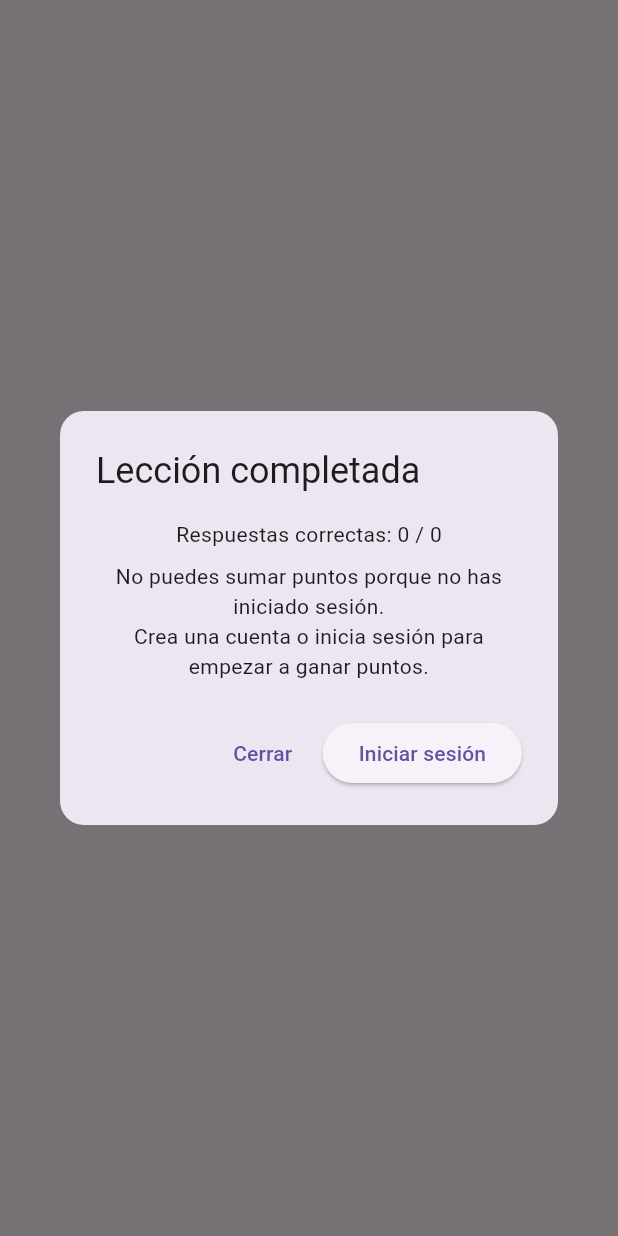
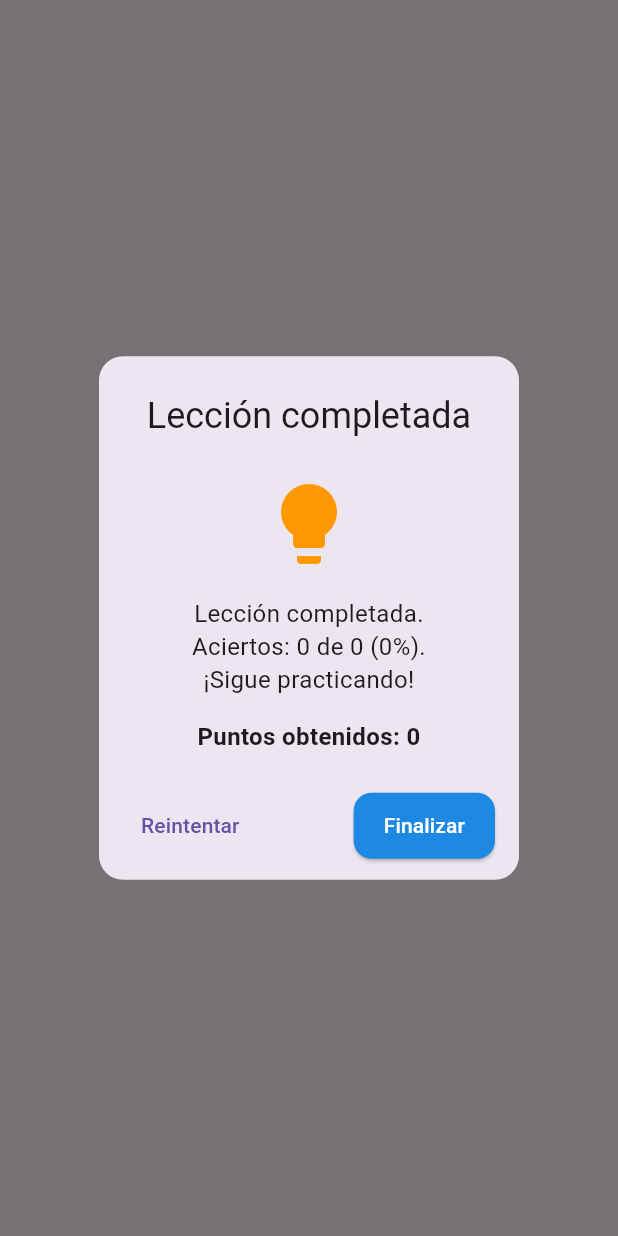
Before and after one commit to Jonialen/EduVial-Frontend, a Flutter app: what showLessonSummaryDialog() shows on an empty page, opened directly with empty values, on a phone screen of 412 x 824 dp. Run offline on Flutter 3.47's test engine with Material 3 defaults, Android fonts, the phone set to English and light mode, and no system bars; our stand-ins replace shared_preferences; accounts and stored records are empty; network calls fail.

Commit message:
Ranking welcoming screen fixed and bugs on the lesson summary fixed as well

```diff
--- a/lib/widgets/lesson_summary.dart
+++ b/lib/widgets/lesson_summary.dart
@@ -1,130 +1,134 @@
+// lib/widgets/lesson_summary.dart
 import 'package:flutter/material.dart';
 import 'package:eduvial/controllers/question_controller.dart';
 import 'package:eduvial/controllers/auth_controller.dart' as auth;
 
-/// Muestra el resumen de lección.
-/// - Si hay sesión (JWT válido): permite sumar puntos (finishAndSyncGuarded)
-/// - Si NO hay sesión: muestra mensaje de invitado y opciones:
-///     - Cerrar → vuelve al menú (usa onExit si lo pasas desde la pantalla)
-///     - Iniciar sesión → navega a '/login'
 Future<void> showLessonSummaryDialog(
     BuildContext context,
     QuestionController qc, {
       String title = 'Lección completada',
-      VoidCallback? onExit, // úsalo para volver al menú
+      String retryLabel = 'Reintentar',
+      Future<void> Function()? onRetry,
+      Future<void> Function()? onExit, // ← para volver al menú
     }) async {
-  return showDialog<void>(
+  // --- Métricas de la lección ---
+  final correctas = qc.scoreLesson;
+  final total = qc.total;
+  final puntos = qc.scoreLessonPoints;
+  final porcentaje = (total == 0) ? 0 : ((correctas / total) * 100).round();
+
+  String mensaje;
+  IconData icono;
+  Color colorIcono;
+
+  if (porcentaje == 100) {
+    mensaje = '¡Excelente! Respondiste correctamente las $total preguntas 🎉';
+    icono = Icons.emoji_events;
+    colorIcono = Colors.amber;
+  } else if (porcentaje >= 70) {
+    mensaje = '¡Buen trabajo! Aciertos: $correctas de $total ($porcentaje%) 💪';
+    icono = Icons.thumb_up;
+    colorIcono = Colors.green;
+  } else {
+    mensaje = 'Lección completada.\nAciertos: $correctas de $total ($porcentaje%).\n¡Sigue practicando!';
+    icono = Icons.lightbulb;
+    colorIcono = Colors.orange;
+  }
+
+  // --- Chequeo de sesión ---
+  bool isGuest = true;
+  try {
+    final me = await auth.auth_controller.getMeBasic();
+    isGuest = !(me['success'] == true && me['user'] != null);
+  } catch (_) {
+    isGuest = true;
+  }
+  if (!context.mounted) return;
+
+  // --- Flags anti-doble tap ---
+  bool syncing = false;
+  bool synced = false;
+  String? syncMsg;
+
+  await showDialog<void>(
     context: context,
     barrierDismissible: false,
-    builder: (_) {
-      bool isGuest = false;
-      bool checking = true;
-      bool syncing = false;
-      String? syncMsg;
+    builder: (ctx) {
+      return StatefulBuilder(
+        builder: (ctx, setState) {
+          Future<void> _finalizar() async {
+            if (syncing || synced) return;
 
-      Future<void> _checkAuth() async {
-        try {
-          final me = await auth.auth_controller.getMeBasic(); // tu método ya usado
-          final ok = (me['success'] == true && me['user'] != null);
-          isGuest = !ok;
-        } catch (_) {
-          isGuest = true; // si falla, trátalo como invitado
-        } finally {
-          checking = false;
-        }
-      }
-
-      // lanzamos la verificación al construir el diálogo
-      return FutureBuilder(
-        future: _checkAuth(),
-        builder: (context, snapshot) {
-          if (checking) {
-            return AlertDialog(
+            // 🟡 Invitado: no guarda, muestra mensaje con opciones
+            if (isGuest) {
+              showDialog(
+                context: ctx,
+                builder: (_) => AlertDialog(
                   shape: RoundedRectangleBorder(borderRadius: BorderRadius.circular(16)),
-              title: Text(title),
-              content: Column(
-                mainAxisSize: MainAxisSize.min,
-                children: const [
-                  SizedBox(height: 8),
-                  LinearProgressIndicator(minHeight: 4),
-                  SizedBox(height: 12),
-                  Text('Preparando resumen...'),
-                ],
-              ),
-            );
-          }
-
-          // --- VISTA DE INVITADO (sin JWT) ---
-          if (isGuest) {
-            return AlertDialog(
-              shape: RoundedRectangleBorder(borderRadius: BorderRadius.circular(16)),
-              title: Text(title),
-              content: Column(
-                mainAxisSize: MainAxisSize.min,
-                children: [
-                  Text('Respuestas correctas: ${qc.scoreLesson} / ${qc.total}'),
-                  const SizedBox(height: 8),
-                  Text(
-                    'No puedes sumar puntos porque no has iniciado sesión.\n'
-                        'Crea una cuenta o inicia sesión para empezar a ganar puntos.',
+                  title: const Text('Modo invitado'),
+                  content: const Text(
+                    'No puedes sumar puntos porque ingresaste como invitado.\n'
+                        'Inicia sesión o crea una cuenta para comenzar a ganar puntos.',
                     textAlign: TextAlign.center,
                   ),
-                ],
-              ),
+                  actionsAlignment: MainAxisAlignment.center,
                   actions: [
-                // Cerrar: cierra el diálogo y vuelve al menú (onExit)
                     TextButton(
                       onPressed: () {
-                    Navigator.of(context).pop(); // cierra el diálogo
-                    onExit?.call();              // vuelve al menú (pantalla anterior)
+                        Navigator.of(ctx).pop(); // cierra este diálogo
+                        Navigator.of(context).pop(); // cierra el resumen
+                        if (onExit != null) onExit();
                       },
                       child: const Text('Cerrar'),
                     ),
-                // Iniciar sesión: cierra el diálogo y navega a /login
                     ElevatedButton(
                       onPressed: () {
-                    Navigator.of(context).pop();                 // cierra el diálogo
-                    Navigator.of(context).pushNamedAndRemoveUntil('/login', (route) => false);
-                    // abre login
+                        Navigator.of(ctx).pop(); // cierra el mensaje
+                        Navigator.of(context).pushNamedAndRemoveUntil('/login', (r) => false);
                       },
                       child: const Text('Iniciar sesión'),
                     ),
                   ],
+                ),
               );
+              return;
             }
 
-          // --- VISTA DE USUARIO LOGUEADO (con JWT) ---
-          Future<void> _sync() async {
-            if (syncing) return;
+            // 🟢 Usuario con sesión: sincroniza y va al menú
             syncing = true;
-            syncMsg = null;
-            (context as Element).markNeedsBuild();
+            setState(() {});
 
             final newTotal = await qc.finishAndSyncGuarded(
-              context,
-              onGoLogin: () => Navigator.of(context).pushNamed('/login'),
+              ctx,
+              onGoLogin: () => Navigator.of(ctx).pushNamed('/login'),
             );
 
             syncing = false;
-            if (newTotal != null) {
-              syncMsg = '✅ ¡Puntos sumados! Total actual: $newTotal';
-            } else {
-              syncMsg = 'ℹ️ No se sumaron puntos.';
-            }
-            (context as Element).markNeedsBuild();
+            synced = true;
+            syncMsg = (newTotal != null)
+                ? '✅ ¡Puntos sumados! Total actual: $newTotal'
+                : 'ℹ️ No se sumaron puntos.';
+            setState(() {});
+
+            await Future.delayed(const Duration(milliseconds: 150));
+            if (ctx.mounted) Navigator.of(ctx).pop();
+            if (onExit != null) await onExit();
           }
 
-          return StatefulBuilder(
-            builder: (ctx, setState) {
           return AlertDialog(
             shape: RoundedRectangleBorder(borderRadius: BorderRadius.circular(16)),
-                title: Text(title),
+            title: Text(title, textAlign: TextAlign.center),
             content: Column(
               mainAxisSize: MainAxisSize.min,
               children: [
-                    Text('Respuestas correctas: ${qc.scoreLesson} / ${qc.total}'),
                 const SizedBox(height: 8),
-                    Text('Puntaje obtenido: ${qc.scoreLessonPoints}'),
+                Icon(icono, color: colorIcono, size: 64),
+                const SizedBox(height: 16),
+                Text(mensaje, textAlign: TextAlign.center, style: const TextStyle(fontSize: 16, height: 1.4)),
+                const SizedBox(height: 16),
+                Text('Puntos obtenidos: $puntos',
+                    style: const TextStyle(fontSize: 16, fontWeight: FontWeight.bold),
+                    textAlign: TextAlign.center),
                 if (syncing) ...[
                   const SizedBox(height: 12),
                   const LinearProgressIndicator(minHeight: 4),
@@ -135,23 +139,31 @@ Future<void> showLessonSummaryDialog(
                 ],
               ],
             ),
+            actionsAlignment: MainAxisAlignment.spaceBetween,
+            actionsPadding: const EdgeInsets.fromLTRB(16, 0, 16, 12),
             actions: [
               TextButton(
                 onPressed: syncing
                     ? null
                     : () async {
-                      await _sync(); // suma puntos bajo sesión
+                  Navigator.of(ctx).pop();
+                  if (onRetry != null) {
+                    await onRetry();
+                  } else {
+                    await qc.restart();
+                  }
                 },
-                    child: const Text('Guardar puntos'),
+                child: Text(retryLabel),
               ),
               ElevatedButton(
-                    onPressed: syncing
-                        ? null
-                        : () {
-                      Navigator.of(ctx).pop(); // cierra diálogo
-                      onExit?.call();          // vuelve al menú si se lo pasaron
-                    },
-                    child: const Text('Terminar'),
+                onPressed: syncing ? null : _finalizar,
+                style: ElevatedButton.styleFrom(
+                  backgroundColor: const Color(0xFF1E88E5),
+                  foregroundColor: Colors.white,
+                  shape: RoundedRectangleBorder(borderRadius: BorderRadius.circular(12)),
+                  padding: const EdgeInsets.symmetric(horizontal: 20, vertical: 12),
+                ),
+                child: const Text('Finalizar'),
               ),
             ],
           );
@@ -159,6 +171,4 @@ Future<void> showLessonSummaryDialog(
       );
     },
   );
-    },
-  );
 }
--- a/lib/widgets/mascot/traffic_cone_mascot.dart
+++ b/lib/widgets/mascot/traffic_cone_mascot.dart
@@ -421,6 +421,8 @@ class _ConePainter extends CustomPainter {
     }
   }
 
+
+
   @override
   bool shouldRepaint(covariant _ConePainter oldDelegate) {
     return oldDelegate.state != state ||
```
Also changed, not shown: lib/services/ranking_welcome_gate.dart (added, +22 -0 lines), lib/views/ranking_screen.dart (+71 -17 lines), lib/widgets/ranking_trophy_footer.dart (added, +100 -0 lines). Lines whose indentation alone changed are shown as unchanged.
